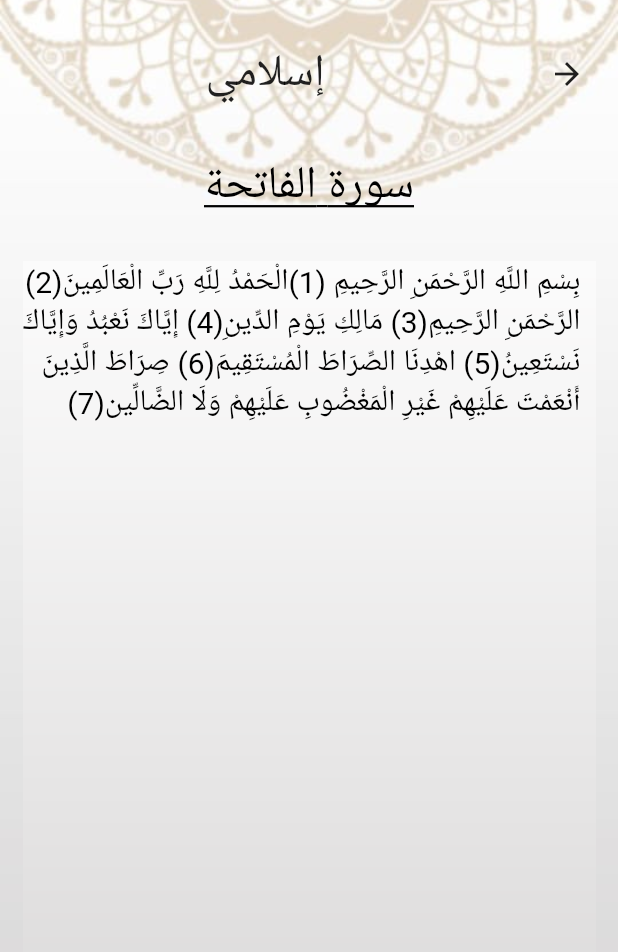
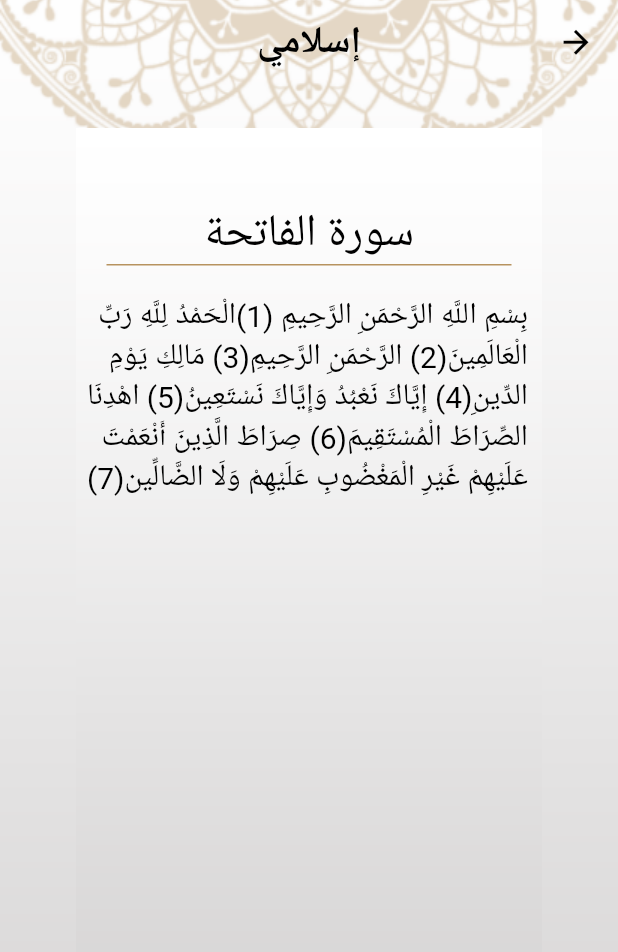
Before and after one commit to Mohamed-Yosry/quran_Flutter, a Flutter app: the screen it shows after launch, after a tap on an icon or button, on a phone screen of 412 x 824 dp. Shown: the top 952 px of the screen. Run offline on Flutter 3.47's test engine with Material 2 defaults, Android fonts, the phone set to English and light mode, and no system bars; our stand-ins replace shared_preferences; generated files the repository leaves out were written again.

Commit message:
rename classes to upper first letter apdate swar and agadeth content

```diff
--- a/lib/AhadeethList.dart
+++ b/lib/AhadeethList.dart
@@ -1,7 +1,7 @@
 import 'package:flutter/material.dart';
 import 'package:flutter/painting.dart';
 import 'package:flutter_gen/gen_l10n/app_localizations.dart';
-import 'ahadethContent.dart';
+import 'AhadethContent.dart';
 
 class HadeethsList extends StatelessWidget {
   int hadeethNum=0;
@@ -68,7 +68,7 @@
                           (
                             onTap: (){
                               Navigator.push(context, MaterialPageRoute(builder:(BuildContext context){
-                                return ahadethContent(AHadeeths[index].HadeethName+" "+(index+1).toString(), index);
+                                return AhadethContent(AHadeeths[index].HadeethName+" "+(index+1).toString(), index);
                               }
                               ));
 
--- a/lib/AppConfigProvider.dart
+++ b/lib/AppConfigProvider.dart
@@ -18,6 +18,9 @@
 
   bool isDarkModeEnable(){
     return themeMode == ThemeMode.dark;
+  }
+  bool isar(){
+    return locale == "ar";
   }
 
 
--- a/lib/bottomBar.dart
+++ b/lib/BottomBar.dart
@@ -1,11 +1,11 @@
 import 'package:flutter/material.dart';
 import 'package:provider/provider.dart';
 import 'package:quran_flutter/SideMenu.dart';
-import 'package:quran_flutter/sebha.dart';
+import 'package:quran_flutter/Sebha.dart';
 import 'package:flutter_gen/gen_l10n/app_localizations.dart';
 import 'AhadeethList.dart';
 import 'AppConfigProvider.dart';
-import 'sowarListPage.dart';
+import 'SowarListPage.dart';
 
 class BottomBar extends StatefulWidget {
 
@@ -19,7 +19,7 @@
   int curruntIndex = 3;
   final List <Widget> pages=[
     SurahsList(),
-    sebha(),
+    Sebha(),
     HadeethsList(),
     SurahsList(),
     SideMenu()
@@ -36,8 +36,6 @@
   Widget build(BuildContext context) {
     provider = Provider.of<AppConfigProvider>(context);
     return Scaffold(
-
-
       body:Container(
               decoration: BoxDecoration(
                 image: DecorationImage(
@@ -62,7 +60,7 @@
           BottomNavigationBarItem(
               icon: Image.asset("assets/radio.png",width: 35),
               // ignore: deprecated_member_use
-              title:Text(AppLocalizations.of(context)!.radio,style:Theme.of(context).textTheme.bodyText1),
+              title:Text(AppLocalizations.of(context)!.radio,style:Theme.of(context).textTheme.headline3),
               //label: 'ssss',
               activeIcon: Image.asset("assets/radio.png",color: Theme.of(context).iconTheme.color,width: 35,)
 
@@ -73,27 +71,27 @@
           BottomNavigationBarItem(
               icon: Image.asset("assets/sebha.png",width: 35),
               title:Text(AppLocalizations.of(context)!.sebha
-                  ,style:Theme.of(context).textTheme.bodyText1),
+                  ,style:Theme.of(context).textTheme.headline3),
               activeIcon: Image.asset("assets/sebha.png",color: Theme.of(context).iconTheme.color,width: 35)
           ),
 
           BottomNavigationBarItem(
               icon: Image.asset("assets/hadeth.png",width: 35,),
               title:Text(AppLocalizations.of(context)!.ahadeeth
-                  ,style:Theme.of(context).textTheme.bodyText1),
+                  ,style:Theme.of(context).textTheme.headline3),
               activeIcon: Image.asset("assets/hadeth.png",color: Theme.of(context).iconTheme.color,width: 35,)
           ),
 
           BottomNavigationBarItem(
               icon: Image.asset("assets/quran.png",width: 35,),
               title:Text(AppLocalizations.of(context)!.quraan
-                  ,style:Theme.of(context).textTheme.bodyText1),
+                  ,style:Theme.of(context).textTheme.headline3),
               activeIcon: Image.asset("assets/quran.png",color: Theme.of(context).iconTheme.color,width: 35,)
           ),
 
           BottomNavigationBarItem(
               icon: Icon(Icons.settings,color: Colors.white70,size: 30,),
-              title:Text(AppLocalizations.of(context)!.settings,style:Theme.of(context).textTheme.bodyText1),
+              title:Text(AppLocalizations.of(context)!.settings,style:Theme.of(context).textTheme.headline3),
               activeIcon: Icon(Icons.settings,/*color: Colors.black87,*/size: 30,)
           ),
 
--- a/lib/MyThemeData.dart
+++ b/lib/MyThemeData.dart
@@ -3,76 +3,64 @@
 import 'package:flutter/cupertino.dart';
 import 'package:flutter/material.dart';
 
-class MyThemeData{
+class MyThemeData {
   static final lightTheme = ThemeData(
       brightness: Brightness.light,
       colorScheme: ColorScheme.light(),
-
       bottomNavigationBarTheme: BottomNavigationBarThemeData(
         backgroundColor: Color.fromRGBO(183, 147, 95, 1),
         selectedIconTheme: IconThemeData(
           color: Colors.black,
         ),
       ),
-
       textTheme: TextTheme(
           headline2: TextStyle(
             fontSize: 30,
             color: Colors.black,
-          decoration: TextDecoration.underline
           ),
           bodyText1: TextStyle(
+            fontSize: 20,
+            color: Colors.black,
+          ),
+          headline3: TextStyle(
             fontSize: 12,
             color: Colors.black,
           ),
-
-        headline4 : TextStyle(
+          headline4: TextStyle(
             fontSize: 20,
             color: Colors.black,
-        )
-    ),
-
+          )),
       accentColor: Color.fromRGBO(183, 147, 95, 1),
-      buttonColor:  Color.fromRGBO(183, 147, 95, 1)
-
-  );
+      buttonColor: Color.fromRGBO(183, 147, 95, 1));
 
   static final darkTheme = ThemeData(
     brightness: Brightness.dark,
-
     iconTheme: IconThemeData(
       color: Colors.yellowAccent,
     ),
-
     bottomNavigationBarTheme: BottomNavigationBarThemeData(
-
         backgroundColor: Color.fromRGBO(8, 19, 61, 1.0),
         selectedIconTheme: IconThemeData(
           color: Colors.yellowAccent,
-        )
-        ),
-
+        )),
     textTheme: TextTheme(
         headline2: TextStyle(
           fontSize: 30,
           color: Colors.yellowAccent,
-          decoration: TextDecoration.underline
         ),
         bodyText1: TextStyle(
           fontSize: 20,
           color: Colors.yellowAccent,
         ),
-
+        headline3: TextStyle(
+          fontSize: 12,
+          color: Colors.yellowAccent,
+        ),
         headline4: TextStyle(
           fontSize: 20,
-          color:  Color.fromRGBO(250, 204, 29, 1),
-        )
-    ),
-
+          color: Color.fromRGBO(250, 204, 29, 1),
+        )),
     accentColor: Color.fromRGBO(250, 204, 29, 1),
-
     buttonColor: Color.fromRGBO(250, 204, 29, 1),
-
   );
-
 }
--- a/lib/sebha.dart
+++ b/lib/Sebha.dart
@@ -10,9 +10,9 @@
 
 import 'AppConfigProvider.dart';
 
-class sebha extends StatefulWidget {
+class Sebha extends StatefulWidget {
 
-  sebha();
+  Sebha();
   @override
   State<StatefulWidget> createState() {
     // TODO: implement createState
@@ -20,7 +20,7 @@
   }
 }
 
-class _sebha extends State<sebha> {
+class _sebha extends State<Sebha> {
   int counter = 0;
   List<String> s = ["سبحان الله","الله أكبر","الحمد لله"];
   int index = 0;
--- a/lib/sowarListPage.dart
+++ b/lib/SowarListPage.dart
@@ -2,7 +2,7 @@
 import 'package:flutter/material.dart';
 import 'package:flutter_gen/gen_l10n/app_localizations.dart';
 
-import 'sowrContent.dart';
+import 'SowrContent.dart';
 
 
 class SurahsList extends StatelessWidget {
@@ -165,7 +165,7 @@
                           decoration: BoxDecoration(border: Border(right: BorderSide(color: Theme.of(context).accentColor, width: 2))),
                           child: new Text(AppLocalizations.of(context)!.ayaatCounter,
                               textDirection: TextDirection.rtl, style: new TextStyle(
-                                fontSize: 25,
+                                fontSize: 20,
                               )),
                         ),
                       ),
@@ -173,7 +173,7 @@
                         child: new Container(
                           child: new Text(AppLocalizations.of(context)!.surahName,
                               textDirection: TextDirection.rtl, style: new TextStyle(
-                                fontSize: 25,
+                                fontSize: 20,
                               )),
                           alignment: Alignment.center,
                         ),
@@ -192,7 +192,7 @@
                         onPressed: (){
                           String s = findNo(surahs, e);
                           Navigator.push(context, MaterialPageRoute(builder:(BuildContext context){
-                            return sowerContent(e.surahName, s);
+                            return SowerContent(e.surahName, s);
                           }
                           ));
                         },
--- /dev/null
+++ b/lib/SowrContent.dart
@@ -0,0 +1,118 @@
+import 'package:flutter/material.dart';
+import 'package:flutter/services.dart';
+import 'package:provider/provider.dart';
+import 'package:flutter_gen/gen_l10n/app_localizations.dart';
+
+import 'AppConfigProvider.dart';
+
+class SowerContent extends StatefulWidget {
+  String name;
+  String path;
+
+  SowerContent(this.name,this.path);
+  @override
+  State<StatefulWidget> createState() {
+    // TODO: implement createState
+    return _SowerContent(this.name,this.path);
+  }
+}
+
+class _SowerContent extends State<SowerContent> {
+  String name;
+  String path;
+  String data = "";
+  _SowerContent(this.name, this.path);
+
+  fetchFileData() async{
+    String resp;
+    resp = await rootBundle.loadString(path);
+    List<String> items = resp.split('\n');
+    resp = "";
+    for (int i = 0; i < items.length; i++ ){
+      if(items[i].length > 1 || items[i] == "ص ") {
+        resp += items[i];
+        resp += "(";
+        resp += (i + 1).toString();
+        resp += ")";
+      }
+    }
+    setState(() {
+      data = resp;
+    });
+  }
+  late AppConfigProvider provider;
+  @override
+  Widget build(BuildContext context) {
+    provider = Provider.of<AppConfigProvider>(context);
+
+    // TODO: implement build
+    return Scaffold(
+      extendBodyBehindAppBar: true,
+      appBar: AppBar(
+        leading: IconButton(icon: Icon(Icons.arrow_back, color: provider.isDarkModeEnable()? Colors.white:Colors.black,size: 25,), onPressed: (){goBack();},),
+        title: Text(AppLocalizations.of(context)!.islamy, style: TextStyle(
+          color: provider.isDarkModeEnable()? Colors.white: Colors.black,
+          fontSize: 25,
+          fontWeight: FontWeight.bold,
+        ),
+        ),
+        centerTitle: true,
+        elevation: 0,
+        backgroundColor: Colors.transparent,
+      ),
+      body: Container(
+        decoration: BoxDecoration(
+          image: DecorationImage(
+            image: provider.isDarkModeEnable()?AssetImage("assets/bg.png"):AssetImage("assets/bg3.png"),
+            fit: BoxFit.cover,
+          ),
+        ),
+        child: Container(
+          margin: EdgeInsets.only(right: 30, left: 30, bottom: 80,top: 85),
+          decoration: BoxDecoration(
+            image: DecorationImage(
+              fit: BoxFit.scaleDown,
+              image: provider.isDarkModeEnable()?AssetImage("assets/Rectangle 3.png"):AssetImage("assets/bg2.png"),
+            ),
+          ),
+          child: Container(
+            child: Column(
+                children:[
+                  Container(
+                    margin: EdgeInsets.only(top: 50),
+                    child:
+                    Text("سورة " + name, style:Theme.of(context).textTheme.headline2 ,textAlign: TextAlign.center,),
+                  ),
+                  Container(
+                    height: 1,
+                    width: 270,
+                    color: provider.isDarkModeEnable()? Color.fromRGBO(252,196,64,1): Color.fromRGBO(183, 147, 95, 1),
+                  ),
+                  Expanded(
+                      child:
+                      Padding(
+                        padding: const EdgeInsets.all(20),
+                        child: SingleChildScrollView(
+                            child: Container(
+                                padding: EdgeInsets.only(right: 10,bottom: 30),
+                                child: Text(data , style: Theme.of(context).textTheme.headline4,textDirection: TextDirection.rtl,))
+                    ),
+                      ),
+                  ),
+                ]
+            ),
+          ),
+        ),
+      ),
+    );
+  }
+
+  @override
+  void initState() {
+    fetchFileData();
+    super.initState();
+  }
+  void goBack() {
+    Navigator.pop(context);
+  }
+}
--- a/lib/homeSowarhsList.dart
+++ b/lib/homeSowarhsList.dart
@@ -1,6 +1,6 @@
 import 'package:flutter/material.dart';
 
-import 'sowarListPage.dart';
+import 'SowarListPage.dart';
 
 class HomeSowrahsList extends StatelessWidget {
 
--- a/lib/main.dart
+++ b/lib/main.dart
@@ -7,7 +7,7 @@
 import 'package:provider/provider.dart';
 import 'package:quran_flutter/AppConfigProvider.dart';
 
-import 'bottomBar.dart';
+import 'BottomBar.dart';
 //import 'package:flutter_gen/gen_l10n/app_localizations.dart';
 void main() {
   runApp(MyApp());
--- a/lib/sowrContent.dart
+++ /dev/null
@@ -1,111 +0,0 @@
-import 'package:flutter/material.dart';
-import 'package:flutter/services.dart';
-import 'package:provider/provider.dart';
-import 'package:flutter_gen/gen_l10n/app_localizations.dart';
-
-import 'AppConfigProvider.dart';
-
-class sowerContent extends StatefulWidget {
-  String name;
-  String path;
-
-  sowerContent(this.name,this.path);
-  @override
-  State<StatefulWidget> createState() {
-    // TODO: implement createState
-    return _sowerContent(this.name,this.path);
-  }
-}
-
-class _sowerContent extends State<sowerContent> {
-  String name;
-  String path;
-  String data = "";
-  _sowerContent(this.name, this.path);
-
-  fetchFileData() async{
-    String resp;
-    resp = await rootBundle.loadString(path);
-    List<String> items = resp.split('\n');
-    resp = "";
-    for (int i = 0; i < items.length; i++ ){
-      if(items[i].length > 1 || items[i] == "ص ") {
-        resp += items[i];
-        resp += "(";
-        resp += (i + 1).toString();
-        resp += ")";
-      }
-    }
-    setState(() {
-      data = resp;
-    });
-  }
-  late AppConfigProvider provider;
-  @override
-  Widget build(BuildContext context) {
-    provider = Provider.of<AppConfigProvider>(context);
-
-    // TODO: implement build
-    return Scaffold(
-      body: Container(
-        decoration: BoxDecoration(
-          image: DecorationImage(
-            image: provider.isDarkModeEnable()?AssetImage("assets/bg.png"):AssetImage("assets/bg3.png"),
-            fit: BoxFit.cover,
-          ),
-        ),
-        child: Column(
-            children:[
-              Container(
-                margin: EdgeInsets.only(right: 10,top:25),
-                child: Row(
-                  children: [
-                    IconButton(
-                      icon: Icon(Icons.arrow_back),
-                      onPressed: () {
-                        goBack();
-                      },
-                    ),
-                    Expanded(
-                      child: Center(
-                        child:Text(AppLocalizations.of(context)!.islamy,style: TextStyle(fontSize: 30), textAlign: TextAlign.center,),
-                      ),
-                    ),
-                  ],
-                ),
-              ),
-              Container(
-                margin: EdgeInsets.only(bottom: 10,top: 30),
-                child:
-                Text("سورة " + name, style:Theme.of(context).textTheme.headline2 ,textAlign: TextAlign.center,),
-              ),
-              Expanded(
-                child: Container(
-                  margin: EdgeInsets.only(right: 15, left: 15, bottom: 50,top: 20),
-                  decoration: BoxDecoration(
-                    image: DecorationImage(
-                      image: provider.isDarkModeEnable()?AssetImage("assets/Rectangle 3.png"):AssetImage("assets/bg2.png"),
-                      fit: BoxFit.cover,
-                    ),
-                  ),
-                  child: SingleChildScrollView(
-                      child: Container(margin:EdgeInsets.only(right: 10),
-                          child: Text(data , style: Theme.of(context).textTheme.headline4,textDirection: TextDirection.rtl,))
-                  ),
-                ),
-              ),
-            ]
-        ),
-      ),
-    );
-  }
-
-  @override
-  void initState() {
-    fetchFileData();
-    super.initState();
-  }
-  void goBack() {
-    Navigator.pop(context);
-  }
-}
```
Also changed, not shown: lib/AhadethContent.dart (added, +110 -0 lines), lib/SideMenu.dart (+64 -25 lines), lib/ahadethContent.dart (deleted, +0 -103 lines), assets/bg3.png. Lines whose indentation alone changed are shown as unchanged.
